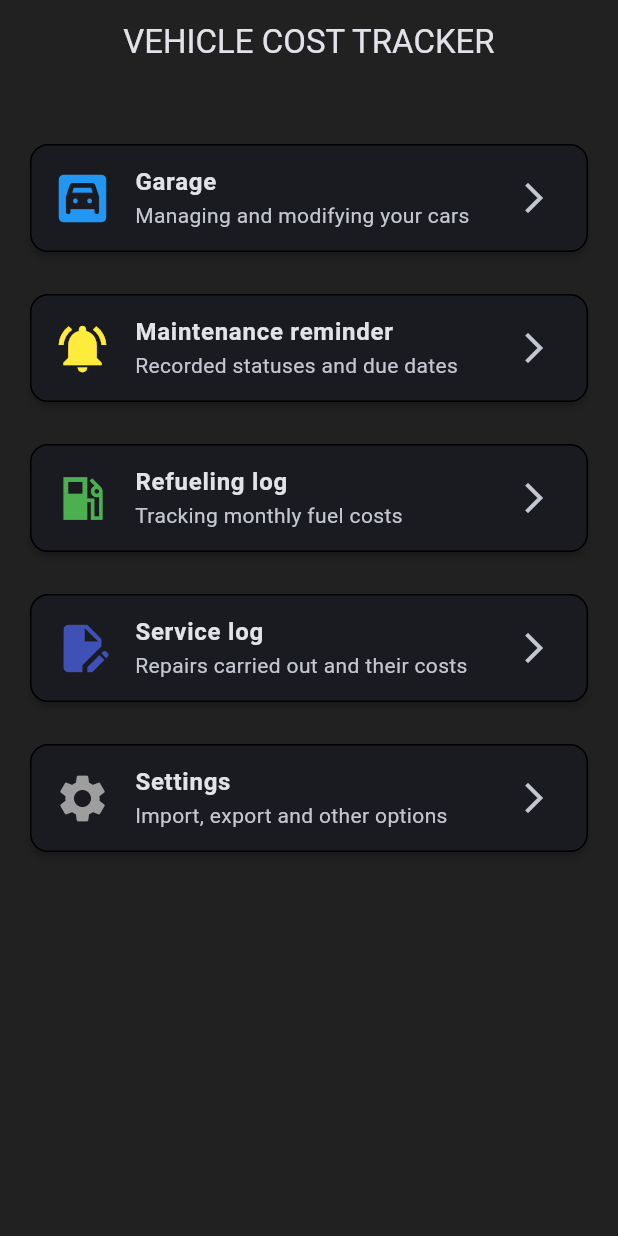
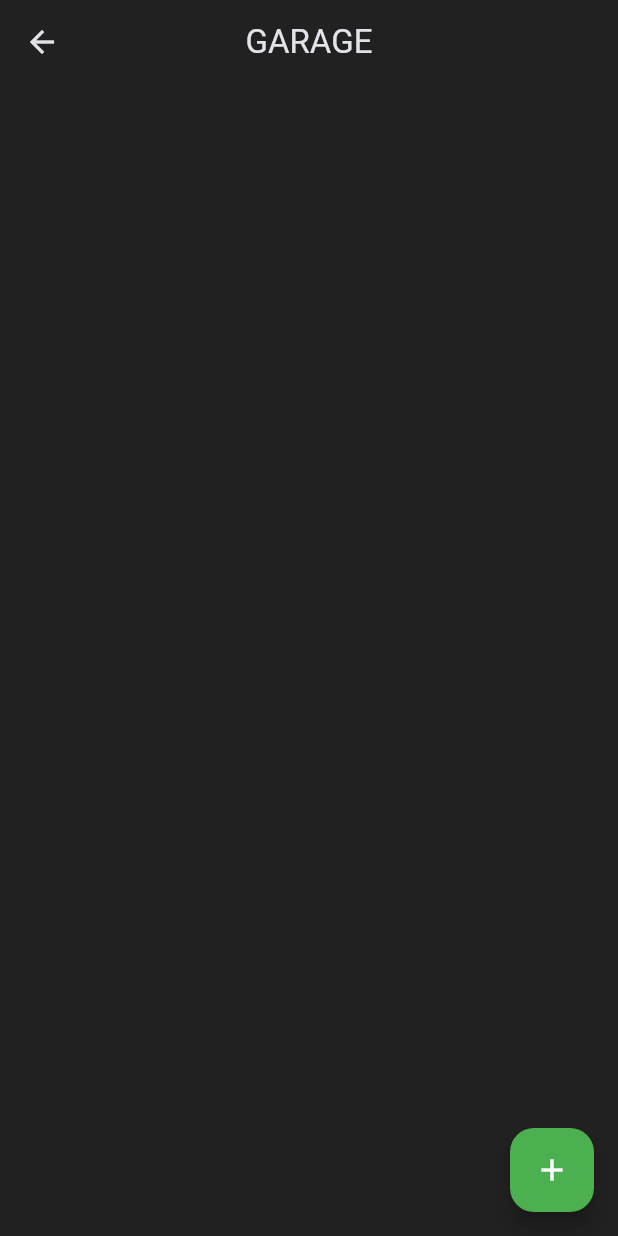
Before and after one commit to D0M1N1Kx/Vehicle-Cost-Tracker, a Flutter app: the screen it shows after launch, after a tap on "Garage", on a phone screen of 412 x 824 dp. Run offline on Flutter 3.47's test engine with Material 3 defaults, Android fonts, the phone set to English and light mode, and no system bars.

Commit message:
added garage page and foating button to add vehicles and added Vehicle class

```diff
--- /dev/null
+++ b/lib/models/vehicle.dart
@@ -0,0 +1,19 @@
+class Vehicle {
+  final int id;
+  final String brand;
+  final String modell;
+  final String? engine;
+  final String color;
+  final String licensePlate;
+  final int year;
+
+  Vehicle({
+    required this.id,
+    required this.brand,
+    required this.modell,
+    required this.color,
+    required this.licensePlate,
+    required this.year,
+    this.engine,
+  });
+}
--- /dev/null
+++ b/lib/pages/garage_page.dart
@@ -0,0 +1,25 @@
+import 'package:flutter/material.dart';
+
+class GaragePage extends StatelessWidget {
+  const GaragePage({super.key});
+
+  @override
+  Widget build(BuildContext context) {
+    return Scaffold(
+      appBar: AppBar(centerTitle: true, title: Text('GARAGE')),
+      floatingActionButton: FloatingActionButton(
+        onPressed: () {},
+        backgroundColor: Colors.green,
+        child: Icon(Icons.add, color: Colors.white),
+      ),
+      body: Padding(
+        padding: EdgeInsets.only(left: 16, right: 16, top: 36),
+        child: Column(
+          mainAxisAlignment: MainAxisAlignment.start,
+          crossAxisAlignment: CrossAxisAlignment.center,
+          children: [],
+        ),
+      ),
+    );
+  }
+}
--- a/lib/pages/main_page.dart
+++ b/lib/pages/main_page.dart
@@ -1,5 +1,6 @@
 import 'package:flutter/material.dart';
 import 'package:vehicle_cost_tracker_app/config.dart';
+import 'package:vehicle_cost_tracker_app/pages/garage_page.dart';
 import 'package:vehicle_cost_tracker_app/widgets/button_card.dart';
 
 class MainPage extends StatelessWidget {
@@ -16,7 +17,11 @@ class MainPage extends StatelessWidget {
           crossAxisAlignment: CrossAxisAlignment.center,
           children: [
             ButtonCard(
-              onTap: () {},
+              onTap: () {
+                Navigator.of(
+                  context,
+                ).push(MaterialPageRoute(builder: (context) => GaragePage()));
+              },
               icon: Icons.garage,
               iconColor: Colors.blue,
               title: 'Garage',
```
